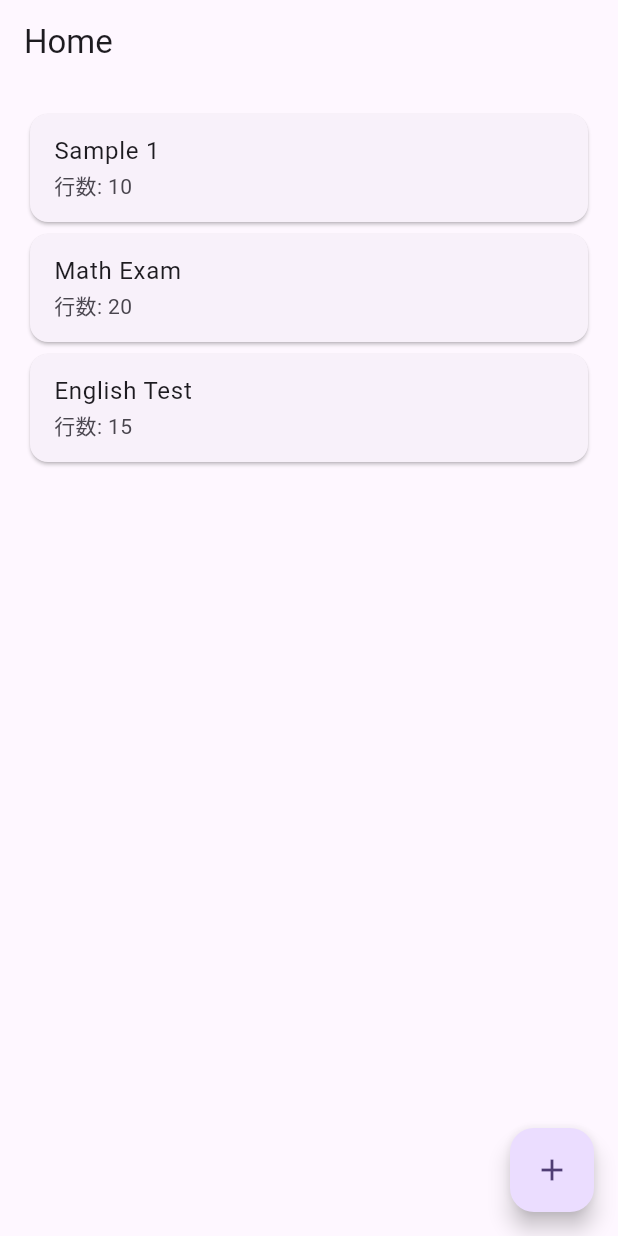
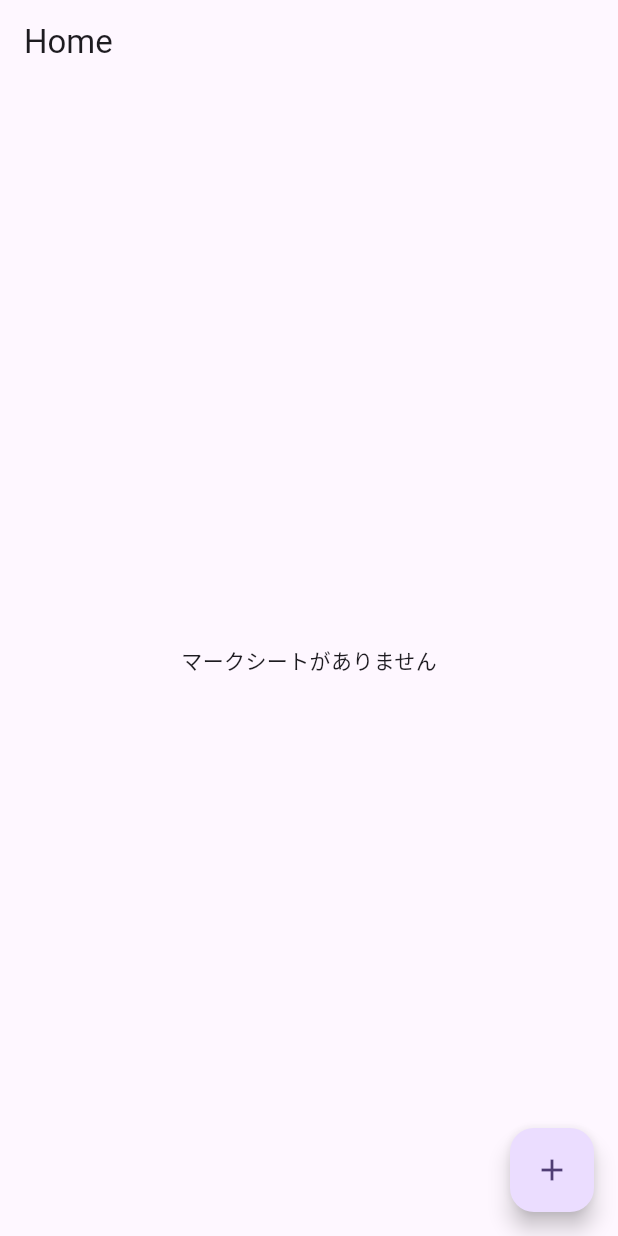
Before and after one commit to Teepen-kun/MarkSheetsFlutter, a Flutter app: the screen it shows after launch, on a phone screen of 412 x 824 dp. Run offline on Flutter 3.47's test engine with Material 3 defaults, Android fonts, the phone set to English and light mode, and no system bars; our stand-ins replace numberpicker, sqflite; accounts and stored records are empty.

Commit message:
仮のデータをSQLで保存できるようにした

```diff
--- a/marksheets/lib/HomeScreen.dart
+++ b/marksheets/lib/HomeScreen.dart
@@ -1,14 +1,11 @@
 import 'package:flutter/material.dart';
 import 'SettingScreen.dart';
 import 'MarkSheet.dart';
+import 'database_helper.dart';
 
 class HomeScreen extends StatelessWidget {
-  // 過去のマークシートデータ（サンプル）
-  final List<Map<String, dynamic>> savedMarkSheets = [
-    {'title': 'Sample 1', 'rows': 10, 'marks': ['A', 'B', 'C', 'D']},
-    {'title': 'Math Exam', 'rows': 20, 'marks': ['1', '2', '3', '4', '5']},
-    {'title': 'English Test', 'rows': 15, 'marks': ['A', 'B', 'C', 'D', 'E']},
-  ];
+  //const HomeScreen({Key? key}) : super(key: key);
+  final DatabaseHelper dbHelper = DatabaseHelper();
 
   @override
   Widget build(BuildContext context) {
@@ -23,30 +20,48 @@ class HomeScreen extends StatelessWidget {
           children: [
             // 過去のマークシートリスト
             Expanded(
-              child: ListView.builder(
+              child: FutureBuilder(
+                future: DatabaseHelper().getMarksheets(), // SQLiteからデータ取得
+                builder: (context, snapshot) {
+                  if (snapshot.connectionState == ConnectionState.waiting) {
+                    return const Center(child: CircularProgressIndicator());
+                  }
+                  if (snapshot.hasError) {
+                    return Center(child: Text('エラー: ${snapshot.error}'));
+                  }
+                  final savedMarkSheets = snapshot.data as List<Map<String, dynamic>>;
+
+                  if (savedMarkSheets.isEmpty) {
+                    return const Center(child: Text('マークシートがありません'));
+                  }
+
+                  return ListView.builder(
                     itemCount: savedMarkSheets.length,
                     itemBuilder: (context, index) {
                       final sheet = savedMarkSheets[index];
                       return Card(
                         child: ListTile(
                           title: Text(sheet['title']),
-                      subtitle: Text('行数: ${sheet['rows']}'),
+                          subtitle: Text('行数: ${sheet['numCellRows']}'),
                           onTap: () {
                             Navigator.push(
                               context,
                               MaterialPageRoute(
                                 builder: (context) => Marksheet(
                                   title: sheet['title'],
-                              numCellRows: sheet['rows'],
-                              marks: sheet['marks'],
-                              isMultipleSelectionAllowed: true, // 適宜設定
-                              isTimeLimitEnabled: false, // 適宜設定
-                              timelimit: 0, // 適宜設定
+                                  numCellRows: sheet['numCellRows'],
+                                  marks: (sheet['markTypes'] as String).split(','), // マークをリストに変換
+                                  isMultipleSelectionAllowed:
+                                      sheet['isMultipleSelectionAllowed'] == 1,
+                                  isTimeLimitEnabled: sheet['isTimeLimitEnabled'] == 1,
+                                  timelimit: sheet['timelimit'],
                                 ),
                               ),
                             );
                           },
                         ),
+                      );
+                    },
                   );
                 },
               ),
```
Also changed, not shown: marksheets/lib/SQLDebug.dart (added, +38 -0 lines), marksheets/lib/SettingDatabase.dart (deleted, +0 -36 lines), marksheets/lib/database_helper.dart (added, +81 -0 lines), marksheets/lib/main.dart (+39 -2 lines). Lines whose indentation alone changed are shown as unchanged.
